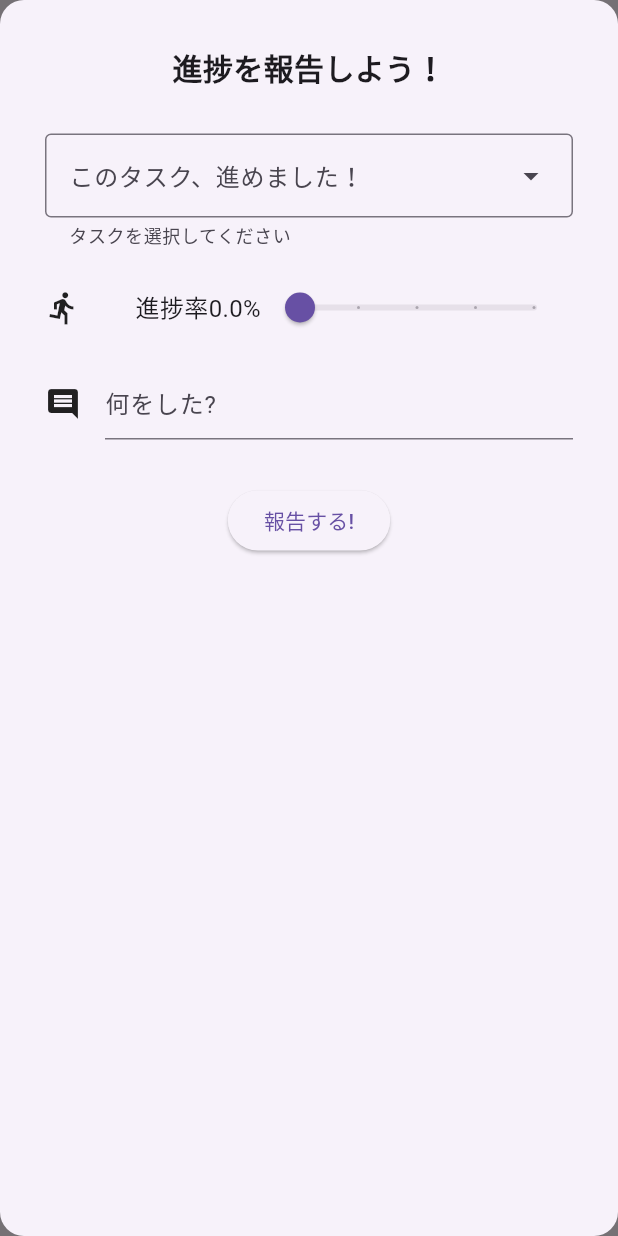
After one commit to r-sei/Flutter_Jr_hackathon, a Flutter app: the screen it shows after launch, after a tap on the "add" icon, on a phone screen of 412 x 824 dp. The commit adds this screen. Run offline on Flutter 3.47's test engine with Material 3 defaults, Android fonts, the phone set to English and light mode, and no system bars; our stand-ins replace cloud_firestore, firebase_core, flutter_riverpod, riverpod_annotation; accounts and stored records are empty; generated files the repository leaves out were written again.

Commit message:
homePageのfloating action button の中身（入力シート）のview実装

```diff
--- a/lib/home/home_floating_action_button.dart
+++ b/lib/home/home_floating_action_button.dart
@@ -1,10 +1,20 @@
 import 'package:flutter/material.dart';
+import 'package:flutter_jr_hackathon/sheet/achivement_sheet.dart';
+import 'package:flutter_riverpod/flutter_riverpod.dart';
 
-class HomeFloatingActionButton extends StatelessWidget {
+class HomeFloatingActionButton extends ConsumerWidget {
   const HomeFloatingActionButton({super.key});
 
   @override
-  Widget build(BuildContext context) {
-    return FloatingActionButton(onPressed: () {});
+  Widget build(BuildContext context, WidgetRef ref) {
+    return FloatingActionButton(
+      onPressed: () => showModalBottomSheet(
+          isScrollControlled: true,
+          shape:
+              RoundedRectangleBorder(borderRadius: BorderRadius.circular(16)),
+          context: context,
+          builder: (context) => AddNewAchivement()),
+      child: Icon(Icons.add),
+    );
   }
 }
--- /dev/null
+++ b/lib/sheet/achivement_sheet.dart
@@ -0,0 +1,87 @@
+import 'package:flutter/material.dart';
+import 'package:flutter_jr_hackathon/sheet/slider_value_provider.dart';
+import 'package:flutter_jr_hackathon/sheet/task_name_provider.dart';
+import 'package:flutter_riverpod/flutter_riverpod.dart';
+
+// タスクのリストのモックデータ
+final List<String> task = [
+  'Task 1',
+  'Task 2',
+  'Task 3',
+  'Task 4',
+  'Task 5',
+];
+
+class AddNewAchivement extends ConsumerWidget {
+  const AddNewAchivement({super.key});
+
+  @override
+  Widget build(BuildContext context, WidgetRef ref) {
+    final taskName = ref.watch(taskNameProvider);
+    final valueSlider = ref.watch(sliderValueProvider);
+    return Container(
+      padding: const EdgeInsets.all(30),
+      child: Column(
+        children: [
+          Text('進捗を報告しよう！',
+              style: TextStyle(fontSize: 20, fontWeight: FontWeight.bold)),
+          const SizedBox(height: 30),
+          DropdownMenu(
+            dropdownMenuEntries: task
+                .map((task) => DropdownMenuEntry(value: task, label: task))
+                .toList(),
+            width: 500,
+            label: Text("このタスク、進めました！"),
+            helperText: "タスクを選択してください",
+            onSelected: (value) => ref.read(taskNameProvider.notifier).update((state)=> value),
+          ),
+          const SizedBox(height: 16),
+          Row(
+            children: [
+              Icon(Icons.directions_run),
+              Container(
+                width: 120,
+                child: Text('進捗率${valueSlider}%', style: TextStyle(fontSize: 16),textAlign: TextAlign.right,),
+              ),
+
+              Expanded(
+                child: Slider(
+                  label: '${valueSlider}%',
+                  min: 0,
+                  max: 100,
+                  /*activeColor: Colors.orange,
+                  inactiveColor: Colors.blueAccent,*/
+                  divisions: 4,
+                  onChanged: (value) => ref.read(sliderValueProvider.notifier).update((state) => value),
+                  value: valueSlider,
+                ),
+              ),
+            ],
+          ),
+          const SizedBox(height: 16),
+          Row(
+            children: [
+              Icon(Icons.comment),
+              const SizedBox(width: 16),
+              Flexible(
+                child: TextField(
+                  maxLines: null,
+                  decoration: InputDecoration(
+                    hintText: '何をした?',
+                  ),
+                ),
+              ),
+            ],
+          ),
+          const SizedBox(height: 30),
+          ElevatedButton(
+            onPressed: () {
+              Navigator.of(context).pop();
+            },
+            child: Text('報告する!'),
+          ),
+        ],
+      ),
+    );
+  }
+}
--- /dev/null
+++ b/lib/sheet/slider_value_provider.dart
@@ -0,0 +1,5 @@
+import 'package:flutter_riverpod/flutter_riverpod.dart';
+
+final sliderValueProvider = StateProvider<double>((ref) {
+  return 0;
+});
--- /dev/null
+++ b/lib/sheet/task_name_provider.dart
@@ -0,0 +1,5 @@
+import 'package:flutter_riverpod/flutter_riverpod.dart';
+
+final taskNameProvider = StateProvider<String?>((ref) {
+  return 'タスクを選択してください';
+});
```
